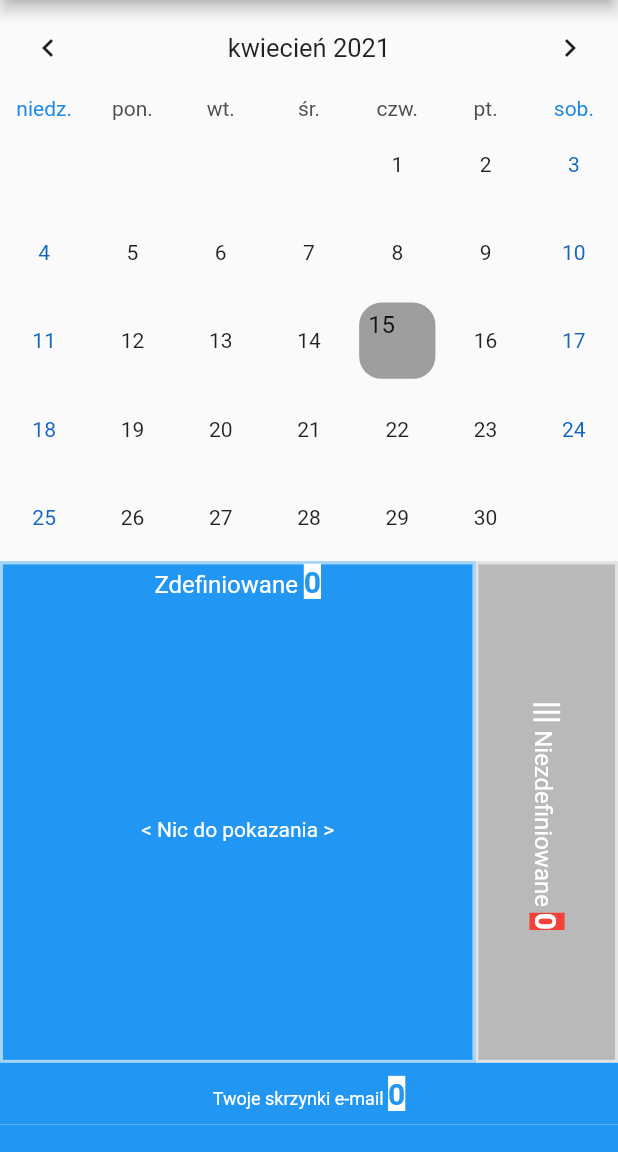
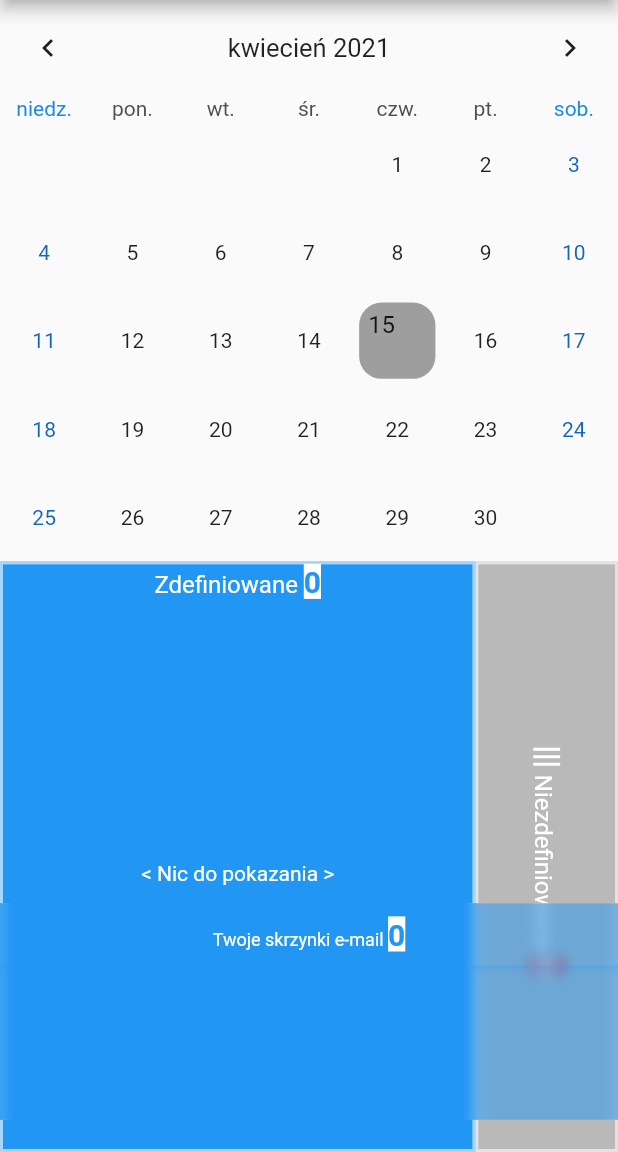
Before and after one commit to Wojcikowski96/flutter_payit, a Flutter app: the EmailBoxesPanel screen opened directly, after a tap on "Zatwierdź i wróć", on a phone screen of 412 x 824 dp, the part 84-1236 px from its top. Run offline on Flutter 3.47's test engine with Material 2 defaults, Android fonts, the light colour scheme and no system bars; drawn by our look-alikes of table_calendar; our stand-ins replace firebase_database, flutter_local_notifications, flutter_secure_storage, fluttertoast, rxdart, shared_preferences and 2 more; missing offline and left inert: bringtoforeground, enough_mail, path_provider_ex, syncfusion_flutter_pdf, syncfusion_flutter_pdfviewer; accounts and stored records are empty.

Commit message:
User email panel on calendarView changed to half transparent, removed from calendarView to homeScreenLayout to Stack()

```diff
--- a/lib/Objects/notificationItem.dart
+++ b/lib/Objects/notificationItem.dart
@@ -19,7 +19,7 @@ class NotificationItem{
               color: Colors.white60,
               width: 0.1,
             ),
-            color: Colors.white,
+            color: Colors.white.withOpacity(0.8),
             borderRadius: BorderRadius.all(Radius.circular(15))),
         width: 200,
         height: 80,
--- a/lib/UI/HelperClasses/calendarView.dart
+++ b/lib/UI/HelperClasses/calendarView.dart
@@ -108,7 +108,7 @@ class _CalendarViewState extends State<CalendarView>
           ),
         ),
       ),
-      bottomUserEmailPanel(context),
+      //bottomUserEmailPanel(context),
     ]);
   }
 
--- /dev/null
+++ b/lib/UI/HelperClasses/frostedEmailPanel.dart
@@ -0,0 +1,221 @@
+import 'dart:ui';
+
+import 'package:flutter/cupertino.dart';
+import 'package:flutter/material.dart';
+import 'package:flutter/services.dart';
+import 'package:flutter_payit/Objects/notificationItem.dart';
+import 'package:flutter_payit/UI/HelperClasses/userEmailsStatusPanel.dart';
+
+class FrostedEmailPanel extends StatefulWidget {
+  List<List<dynamic>> emailSettings;
+  bool isThisVisible;
+
+  @override
+  _FrostedEmailPanelState createState() => _FrostedEmailPanelState();
+
+  FrostedEmailPanel(this.emailSettings, this.isThisVisible);
+}
+
+class _FrostedEmailPanelState extends State<FrostedEmailPanel>
+    with TickerProviderStateMixin {
+  AnimationController _animationControllerForEmailsPanel;
+  Animation _animationForEmails;
+
+  int animatedHeight;
+
+  static const methodChannel = const MethodChannel("com.example.flutter_payit");
+  List<NotificationItem> notificationItems = new List();
+
+  @override
+  void initState() {
+    notificationItems = populateNotificationItemsList(widget.emailSettings);
+    methodChannel.setMethodCallHandler(javaMethod);
+    setAnimationParameters();
+  }
+
+  @override
+  Widget build(BuildContext context) {
+    return GestureDetector(
+        onTap: () => setState(() {
+              if (_animationControllerForEmailsPanel.value == 0.0) {
+                _animationControllerForEmailsPanel.forward();
+                animatedHeight = _animationForEmails.value;
+              } else {
+                _animationControllerForEmailsPanel.reverse();
+              }
+              widget.isThisVisible = !widget.isThisVisible;
+            }),
+        child: Column(
+          mainAxisAlignment: MainAxisAlignment.center,
+          crossAxisAlignment: CrossAxisAlignment.center,
+          children: [
+            Visibility(
+              visible: widget.isThisVisible ? true : false,
+                child: Column(
+                  children: [
+                    SizedBox(
+                      height: MediaQuery.of(context).size.height/1.419,
+                    ),
+                    ClipRect(
+                      child: BackdropFilter(
+                        filter: ImageFilter.blur(
+                          sigmaX: 4.0,
+                          sigmaY: 4.0,
+                        ),
+                        child: Container(
+                            color: Colors.blue.withOpacity(0.5),
+                            height: MediaQuery.of(context).size.height / 20,
+                            child: Center(
+                              child: RichText(
+                                text: TextSpan(
+                                  text: 'Twoje skrzynki e-mail ',
+                                  style: TextStyle(fontSize: 12),
+                                  children: <TextSpan>[
+                                    TextSpan(
+                                        text: (notificationItems.length).toString(),
+                                        style: TextStyle(
+                                            fontWeight: FontWeight.bold,
+                                            color: Colors.blue,
+                                            backgroundColor: Colors.white,
+                                            fontSize: 20)),
+                                  ],
+                                ),
+                              ),
+                            )),
+                      ),
+                    ),
+                  ],
+                ),
+
+            ),
+            Visibility(
+              visible: widget.isThisVisible ? false : true,
+
+                child: Column(
+                  children: [
+                    SizedBox(
+                      height: MediaQuery.of(context).size.height/1.201,
+                    ),
+                    ClipRect(
+                      child: BackdropFilter(
+                        filter: ImageFilter.blur(
+                          sigmaX: 4.0,
+                          sigmaY: 4.0,
+                        ),
+                        child: Container(
+                            color: Colors.blue.withOpacity(0.5),
+                            height: MediaQuery.of(context).size.height / 20,
+                            child: Center(
+                              child: RichText(
+                                text: TextSpan(
+                                  text: 'Twoje skrzynki e-mail ',
+                                  style: TextStyle(fontSize: 12),
+                                  children: <TextSpan>[
+                                    TextSpan(
+                                        text: (notificationItems.length).toString(),
+                                        style: TextStyle(
+                                            fontWeight: FontWeight.bold,
+                                            color: Colors.blue,
+                                            backgroundColor: Colors.white,
+                                            fontSize: 20)),
+                                  ],
+                                ),
+                              ),
+                            )),
+                      ),
+                    ),
+                  ],
+                ),
+
+            ),
+            AnimatedOpacity(
+              opacity: widget.isThisVisible ? 1.0 : 0.0,
+              duration: Duration(milliseconds: 500),
+              child: Visibility(
+                visible: widget.isThisVisible,
+                child: ClipRect(
+                  child: BackdropFilter(
+                    filter: ImageFilter.blur(
+                      sigmaX: 4.0,
+                      sigmaY: 4.0,
+                    ),
+                    child: Container(
+                      width: MediaQuery.of(context).size.width,
+                      height: MediaQuery.of(context).size.height / 8,
+                      color: Colors.blue.withOpacity(0.5),
+                      child: ListView(
+                        scrollDirection: Axis.horizontal,
+                        children: List.generate(
+                            notificationItems.length,
+                            (index) =>
+                                notificationItems[index].notificationItem()),
+                      ),
+                    ),
+                  ),
+                ),
+              ),
+            )
+          ],
+        ));
+  }
+
+  void setAnimationParameters() {
+    _animationControllerForEmailsPanel =
+        AnimationController(duration: Duration(milliseconds: 600), vsync: this);
+    _animationForEmails = IntTween(begin: 100, end: 10)
+        .animate(_animationControllerForEmailsPanel);
+    _animationForEmails.addListener(() => setState(() {}));
+
+    animatedHeight = _animationForEmails.value;
+  }
+
+  List<NotificationItem> populateNotificationItemsList(
+      List<List<dynamic>> emailSettings) {
+    List<NotificationItem> populatedList = new List();
+
+    for (List<dynamic> singleEmailSetting in emailSettings) {
+      print("SingleEmailSetting w populacji " + singleEmailSetting[0]);
+      populatedList
+          .add(new NotificationItem(singleEmailSetting[0], true, "0%"));
+    }
+    return populatedList;
+  }
+
+  Future<void> javaMethod(MethodCall call) async {
+    switch (call.method) {
+      case 'syncCompleted':
+        print("Długość listy notifications w syncCompleted" +
+            notificationItems.length.toString());
+        for (NotificationItem notificationItem in notificationItems) {
+          if (call.arguments.toString().contains(notificationItem.userEmail)) {
+            setState(() {
+              notificationItem.isProgressVisible = false;
+            });
+          }
+        }
+        break;
+
+      case 'syncStarted':
+        print("Długość listy notifications w syncStarted" +
+            notificationItems.length.toString());
+        List<String> parts = call.arguments.toString().split(" ");
+
+        print("Call przed forem " + call.arguments);
+
+        for (NotificationItem notificationItem in notificationItems) {
+          print("Call " +
+              call.arguments +
+              " email w widgecie " +
+              notificationItem.userEmail);
+
+          if (call.arguments.toString().contains(notificationItem.userEmail)) {
+            setState(() {
+              notificationItem.isProgressVisible = true;
+              notificationItem.progressPercentage = parts[2];
+            });
+          }
+        }
+        break;
+    }
+  }
+}
--- a/lib/UI/HelperClasses/homeScreenLayout.dart
+++ b/lib/UI/HelperClasses/homeScreenLayout.dart
@@ -6,6 +6,7 @@ import 'package:flutter/services.dart';
 import 'package:flutter_payit/Objects/invoice.dart';
 import 'package:flutter_payit/Objects/notificationItem.dart';
 import 'package:flutter_payit/Objects/warningNotification.dart';
+import 'package:flutter_payit/UI/HelperClasses/frostedEmailPanel.dart';
 import 'package:flutter_payit/UI/HelperClasses/mainUI.dart';
 import 'package:flutter_payit/UI/HelperClasses/uiElements.dart';
 
@@ -122,7 +123,8 @@ class _HomeScreenLayoutState extends State<HomeScreenLayout> {
                       widget.definedText,
                       widget.undefinedText,
                       widget.fontSizeOfDefAndUndef,
-                  widget.emailSettings),
+                      widget.emailSettings),
+                      FrostedEmailPanel(widget.emailSettings, true),
                   AnimatedOpacity(
                       opacity: widget.isContainerWithNotificationsVisible
                           ? 1.0
```
